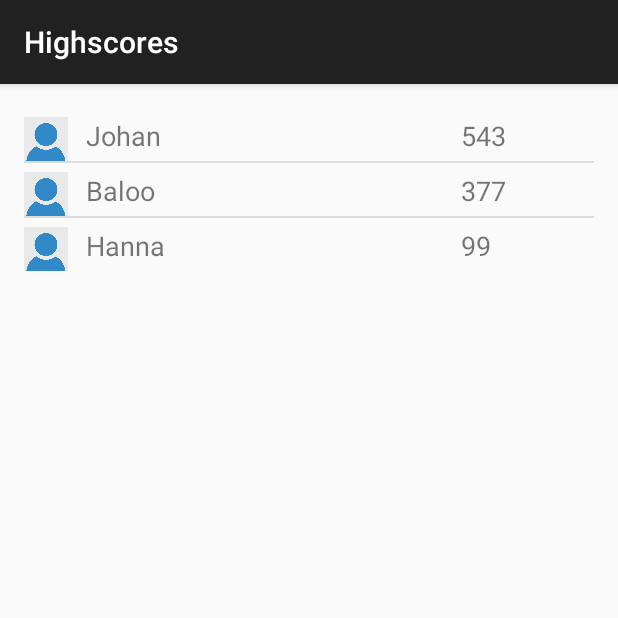
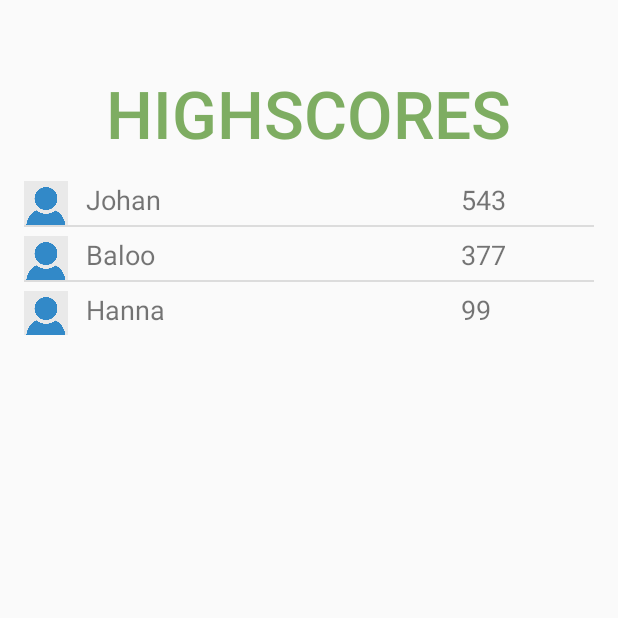
Before and after one commit to Hinton/Phonster, an Android app: the HighscoresActivity screen opened directly, with no data from a screen before it, on a phone screen of 412 x 824 dp, the top half of it. Run offline under Robolectric (Android 15) with nearby library versions, the light colour scheme and no system bars.

Commit message:
Fixed lost game screen with player highscore. Player highscore is not stored.

```diff
--- a/app/src/main/AndroidManifest.xml
+++ b/app/src/main/AndroidManifest.xml
@@ -65,6 +65,10 @@
             android:name=".BattleScreenActivity"
             android:label="BattleScreenActivity" >
         </activity>
+        <activity
+            android:name=".AddScoreActivity"
+            android:label="AddScoreActivity" >
+        </activity>
     </application>
 
 </manifest>
--- a/app/src/main/java/se/killergameab/phonster/AimingActivity.java
+++ b/app/src/main/java/se/killergameab/phonster/AimingActivity.java
@@ -339,7 +339,8 @@ public class AimingActivity extends Activity implements SensorEventListener {
                 // Should not start new activity but don't know how to solve this right now
                 // Might be able to fix in calling activity (In this case MapsActivity)
                 // This is a good enough solution I think, if player dies -> highscore screen
-                Intent i = new Intent(getApplicationContext(), HighscoresActivity.class);
+                Intent i = new Intent(getApplicationContext(), AddScoreActivity.class);
+                i.putExtra("EXTRA_EXP", player.getExperience());
                 startActivity(i);
             }
         }
--- a/app/src/main/java/se/killergameab/phonster/HighscoresActivity.java
+++ b/app/src/main/java/se/killergameab/phonster/HighscoresActivity.java
@@ -2,28 +2,24 @@ package se.killergameab.phonster;
 
 import android.app.Activity;
 import android.content.Context;
+import android.content.Intent;
 import android.media.MediaPlayer;
-import android.support.v7.app.ActionBarActivity;
 import android.os.Bundle;
-import android.util.Pair;
 import android.view.LayoutInflater;
 import android.view.View;
 import android.view.ViewGroup;
 import android.widget.ArrayAdapter;
-import android.widget.BaseAdapter;
 import android.widget.ListView;
-import android.widget.SimpleAdapter;
 import android.widget.TextView;
-
-import org.w3c.dom.Text;
-
 import java.util.ArrayList;
-import java.util.HashMap;
+import java.util.Collections;
+import java.util.Comparator;
 
 
-public class HighscoresActivity extends ActionBarActivity {
+public class HighscoresActivity extends Activity {
 
     MediaPlayer mp_menu_song;
+    int exp = -1;
 
     @Override
     protected void onCreate(Bundle savedInstanceState) {
@@ -33,7 +29,14 @@ public class HighscoresActivity extends ActionBarActivity {
         //mp_menu_song.setLooping(true);
         //mp_menu_song.start();
 
-        setTitle("Highscores");
+        // Get the score from the intent
+        Intent intent = getIntent();
+        String player_name = intent.getStringExtra(AddScoreActivity.EXTRA_MESSAGE);
+        Bundle extras = getIntent().getExtras();
+        if(extras != null){
+            exp = extras.getInt("EXTRA_EXP");
+        }
+
         setContentView(R.layout.activity_highscore_list);
         ListView view = (ListView) findViewById(R.id.list);
 
@@ -41,9 +44,27 @@ public class HighscoresActivity extends ActionBarActivity {
         User johan = new User("Johan", 543);
         User baloo = new User("Baloo", 377);
         User hanna = new User("Hanna", 99);
+
         data.add(0,johan);
         data.add(1,baloo);
         data.add(2,hanna);
+
+        if(exp != -1) {
+            User player = new User(player_name, exp);
+            data.add(3, player);
+        }
+
+        //Sort list
+        Collections.sort(data, new Comparator<User>() {
+            @Override
+            public int compare(User z1, User z2) {
+                if (z1.score < z2.score)
+                    return 1;
+                if (z1.score > z2.score)
+                    return -1;
+                return 0;
+            }
+        });
 
         UserAdapter adapter = new UserAdapter(this, R.layout.highscore_list_item, data);
         view.setAdapter(adapter);
--- a/app/src/main/res/layout/activity_highscore_list.xml
+++ b/app/src/main/res/layout/activity_highscore_list.xml
@@ -1,4 +1,4 @@
-<LinearLayout xmlns:android="http://schemas.android.com/apk/res/android"
+<RelativeLayout xmlns:android="http://schemas.android.com/apk/res/android"
     xmlns:tools="http://schemas.android.com/tools" android:layout_width="match_parent"
     android:layout_height="match_parent" android:paddingLeft="@dimen/activity_horizontal_margin"
     android:paddingRight="@dimen/activity_horizontal_margin"
@@ -6,10 +6,22 @@
     android:paddingBottom="@dimen/activity_vertical_margin"
     tools:context="se.killergameab.phonster.HighscoresActivity">
 
+    <TextView
+        android:layout_width="wrap_content"
+        android:layout_height="wrap_content"
+        android:text="Highscores"
+        android:id="@+id/headerHighscoresText"
+        android:layout_centerHorizontal="true"
+        style="?android:attr/borderlessButtonStyle"
+        android:textSize="44sp"
+        android:layout_marginTop="20dp"
+        android:textColor="#c2579532"/>
+
     <ListView
         android:layout_width="wrap_content"
         android:layout_height="wrap_content"
-        android:id="@+id/list" >
+        android:id="@+id/list"
+        android:layout_below="@+id/headerHighscoresText">
     </ListView>
 
-</LinearLayout>
+</RelativeLayout>
```
Also changed, not shown: app/src/main/java/se/killergameab/phonster/AddScoreActivity.java (added, +35 -0 lines), app/src/main/res/layout/activity_add_score.xml (added, +61 -0 lines).
